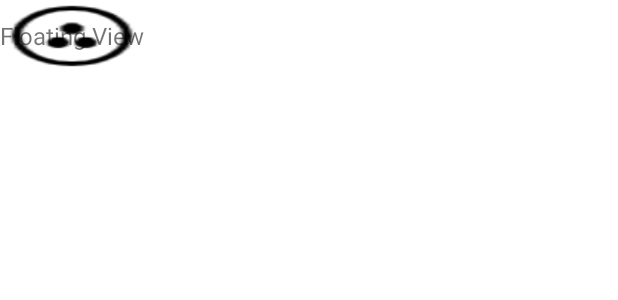
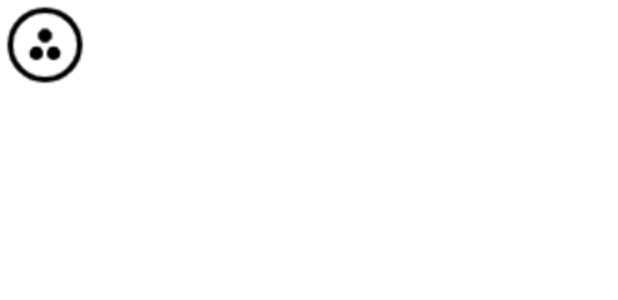
Before and after one commit to namkyu742/FloatingAppTest, an Android app: the layout layout_floating_view.xml on its own in the app's theme, with its tools: preview values and no code run, on a phone screen of 412 x 824 dp. Shown: the top 300 px of the screen. Run offline under Robolectric (Android 15) with nearby library versions, the phone set to English and light mode, and no system bars.

Commit message:
버튼 이미지 변경

```diff
--- a/app/src/main/res/layout/layout_floating_view.xml
+++ b/app/src/main/res/layout/layout_floating_view.xml
@@ -7,10 +7,8 @@
 
     <TextView
         android:id="@+id/floating_view_text"
-        android:layout_width="wrap_content"
-        android:layout_height="wrap_content"
-        android:layout_centerInParent="true"
-        android:text="Floating View"
-        android:textSize="16sp" />
+        android:layout_width="60dp"
+        android:layout_height="60dp"
+        android:layout_centerInParent="true" />
 
 </RelativeLayout>
```
